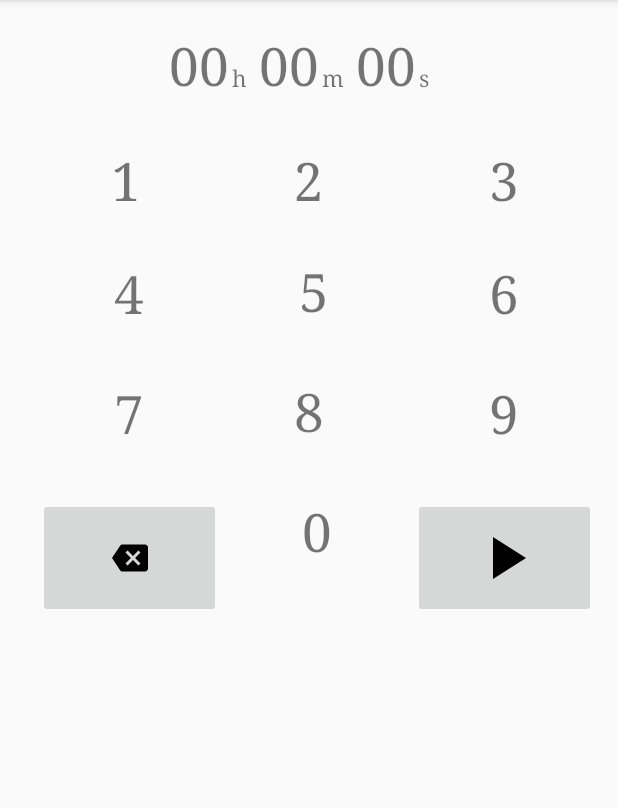
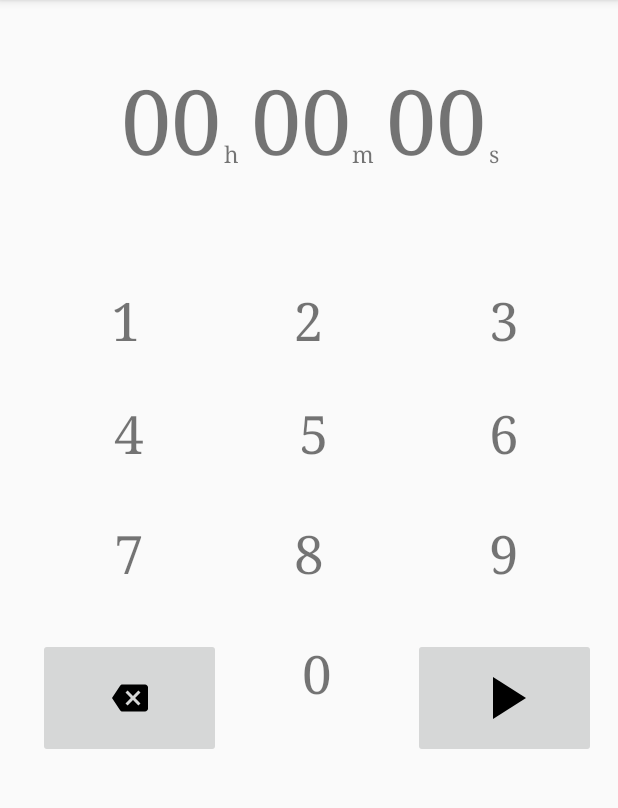
Before and after one commit to NWuensche/MorningPages, an Android app: the screen it shows after launch (MainActivity), on a phone screen of 412 x 824 dp, the part 84-892 px from its top. Run offline under Robolectric (Android 15) with nearby library versions, the phone set to English and light mode, and no system bars.

Commit message:
Finished Layout

```diff
--- a/app/src/main/res/layout/activity_main.xml
+++ b/app/src/main/res/layout/activity_main.xml
@@ -19,19 +19,13 @@
         android:text="4"
         android:textSize="35sp"
         app:layout_constraintLeft_toLeftOf="@+id/text1"
-        android:layout_marginLeft="0dp"
         app:layout_constraintRight_toLeftOf="@+id/text5"
-        android:layout_marginRight="0dp"
-        android:layout_marginTop="0dp"
         app:layout_constraintTop_toBottomOf="@+id/text2" />
 
     <TextView
         android:id="@+id/text5"
         android:layout_width="122dp"
         android:layout_height="80dp"
-        android:layout_marginLeft="0dp"
-        android:layout_marginRight="0dp"
-        android:layout_marginTop="-1dp"
         android:fontFamily="serif"
         android:gravity="center_horizontal"
         android:text="5"
@@ -45,9 +39,6 @@
         android:id="@+id/text6"
         android:layout_width="122dp"
         android:layout_height="80dp"
-        android:layout_marginLeft="0dp"
-        android:layout_marginRight="0dp"
-        android:layout_marginTop="0dp"
         android:fontFamily="serif"
         android:gravity="center_horizontal"
         android:text="6"
@@ -76,12 +67,12 @@
         android:layout_height="wrap_content"
         android:fontFamily="serif"
         android:text="0"
-        android:textSize="35sp"
+        android:textSize="60sp"
         app:layout_constraintRight_toRightOf="parent"
         app:layout_constraintLeft_toLeftOf="parent"
         app:layout_constraintTop_toTopOf="parent"
-        android:layout_marginTop="20dp"
-        app:layout_constraintHorizontal_bias="0.44" />
+        android:layout_marginTop="40dp"
+        app:layout_constraintHorizontal_bias="0.442" />
 
     <TextView
         android:id="@+id/currTenSeconds"
@@ -89,7 +80,7 @@
         android:layout_height="wrap_content"
         android:fontFamily="serif"
         android:text="0"
-        android:textSize="35sp"
+        android:textSize="60sp"
         app:layout_constraintLeft_toRightOf="@+id/labelMinutes"
         android:layout_marginLeft="8dp"
         app:layout_constraintTop_toTopOf="@+id/currTenMinutes"
@@ -101,27 +92,26 @@
         android:layout_height="wrap_content"
         android:fontFamily="serif"
         android:text="0"
-        android:textSize="35sp"
+        android:textSize="60sp"
         app:layout_constraintRight_toLeftOf="@+id/labelHours"
         app:layout_constraintTop_toTopOf="@+id/currTenMinutes" />
 
     <TextView
         android:id="@+id/currTenHours"
-        android:layout_width="20dp"
+        android:layout_width="wrap_content"
         android:layout_height="wrap_content"
         android:fontFamily="serif"
         android:text="0"
-        android:textSize="35sp"
+        android:textSize="60sp"
         app:layout_constraintRight_toLeftOf="@+id/currSingleHours"
-        app:layout_constraintTop_toTopOf="@+id/currTenMinutes" />
+        app:layout_constraintTop_toTopOf="@+id/currSingleHours"
+        android:layout_marginTop="0dp" />
 
     <TextView
         android:id="@+id/text1"
         android:layout_width="122dp"
         android:layout_height="75dp"
         android:layout_marginLeft="8dp"
-        android:layout_marginRight="0dp"
-        android:layout_marginTop="0dp"
         android:fontFamily="serif"
         android:gravity="center_horizontal"
         android:text="1"
@@ -129,36 +119,35 @@
         app:layout_constraintLeft_toLeftOf="parent"
         app:layout_constraintRight_toLeftOf="@+id/text2"
         app:layout_constraintTop_toTopOf="@+id/text2"
-        tools:layout_editor_absoluteX="9dp"
-        app:layout_constraintHorizontal_bias="1.0" />
+        app:layout_constraintHorizontal_bias="1.0"
+        android:layout_marginStart="8dp" />
 
     <TextView
         android:id="@+id/text2"
         android:layout_width="122dp"
         android:layout_height="75dp"
-        android:layout_marginTop="30dp"
         android:fontFamily="serif"
         android:gravity="center_horizontal"
         android:text="2"
         android:textSize="35sp"
         app:layout_constraintLeft_toLeftOf="parent"
         app:layout_constraintRight_toRightOf="parent"
-        app:layout_constraintTop_toBottomOf="@+id/currSingleMinutes" />
+        app:layout_constraintTop_toTopOf="parent"
+        android:layout_marginTop="190dp" />
 
     <TextView
         android:id="@+id/text3"
         android:layout_width="121dp"
         android:layout_height="75dp"
-        android:layout_marginLeft="0dp"
         android:layout_marginRight="8dp"
-        android:layout_marginTop="0dp"
         android:fontFamily="serif"
         android:gravity="center_horizontal"
         android:text="3"
         android:textSize="35sp"
         app:layout_constraintLeft_toRightOf="@+id/text2"
         app:layout_constraintRight_toRightOf="parent"
-        app:layout_constraintTop_toTopOf="@+id/text2" />
+        app:layout_constraintTop_toTopOf="@+id/text2"
+        android:layout_marginEnd="8dp" />
 
     <TextView
         android:id="@+id/text8"
@@ -168,11 +157,8 @@
         android:gravity="center_horizontal"
         android:text="8"
         android:textSize="35sp"
-        android:layout_marginTop="0dp"
         app:layout_constraintTop_toBottomOf="@+id/text5"
-        android:layout_marginRight="0dp"
         app:layout_constraintRight_toRightOf="@+id/text2"
-        android:layout_marginLeft="0dp"
         app:layout_constraintLeft_toLeftOf="@+id/text2" />
 
     <TextView
@@ -183,20 +169,14 @@
         android:gravity="center_horizontal"
         android:text="0"
         android:textSize="35sp"
-        android:layout_marginTop="0dp"
         app:layout_constraintTop_toBottomOf="@+id/text8"
         app:layout_constraintRight_toLeftOf="@+id/text9"
-        android:layout_marginRight="0dp"
-        app:layout_constraintLeft_toRightOf="@+id/text7"
-        android:layout_marginLeft="0dp" />
+        app:layout_constraintLeft_toRightOf="@+id/text7" />
 
     <TextView
         android:id="@+id/text9"
         android:layout_width="122dp"
         android:layout_height="80dp"
-        android:layout_marginLeft="0dp"
-        android:layout_marginRight="0dp"
-        android:layout_marginTop="0dp"
         android:fontFamily="serif"
         android:gravity="center_horizontal"
         android:text="9"
@@ -216,11 +196,8 @@
         android:text="9"
         android:textSize="35sp"
         android:visibility="visible"
-        android:layout_marginRight="0dp"
         app:layout_constraintRight_toRightOf="@+id/text9"
-        android:layout_marginTop="0dp"
         app:layout_constraintTop_toBottomOf="@+id/text9"
-        android:layout_marginLeft="0dp"
         app:layout_constraintLeft_toLeftOf="@+id/text9" />
 
     <TextView
@@ -231,20 +208,14 @@
         android:gravity="center_horizontal"
         android:text="7"
         android:textSize="35sp"
-        android:layout_marginTop="0dp"
         app:layout_constraintTop_toBottomOf="@+id/text4"
-        android:layout_marginLeft="0dp"
         app:layout_constraintLeft_toLeftOf="@+id/text4"
-        app:layout_constraintRight_toLeftOf="@+id/text5"
-        android:layout_marginRight="0dp" />
+        app:layout_constraintRight_toLeftOf="@+id/text5" />
 
     <ImageButton
         android:id="@+id/textClearLast"
         android:layout_width="122dp"
         android:layout_height="80dp"
-        android:layout_marginLeft="0dp"
-        android:layout_marginRight="0dp"
-        android:layout_marginTop="0dp"
         android:fontFamily="serif"
         android:gravity="center_horizontal"
         android:scaleType="centerInside"
@@ -261,7 +232,7 @@
         android:layout_height="wrap_content"
         android:fontFamily="serif"
         android:text="0"
-        android:textSize="35sp"
+        android:textSize="60sp"
         app:layout_constraintTop_toTopOf="@+id/currTenMinutes"
         app:layout_constraintLeft_toRightOf="@+id/currTenMinutes" />
 
@@ -271,7 +242,7 @@
         android:layout_height="wrap_content"
         android:fontFamily="serif"
         android:text="0"
-        android:textSize="35sp"
+        android:textSize="60sp"
         app:layout_constraintLeft_toRightOf="@+id/currTenSeconds"
         app:layout_constraintTop_toTopOf="@+id/currTenSeconds" />
 
@@ -285,8 +256,9 @@
         android:paddingBottom="6dp"
         android:textSize="15sp"
         app:layout_constraintLeft_toRightOf="@+id/currSingleMinutes"
-        app:layout_constraintTop_toTopOf="@+id/currSingleMinutes"
-        android:layout_marginTop="21dp" />
+        android:layout_marginLeft="-1dp"
+        app:layout_constraintBottom_toBottomOf="@+id/currSingleMinutes"
+        android:layout_marginBottom="0dp" />
 
     <TextView
         android:id="@+id/currentSeconds"
@@ -299,4 +271,5 @@
         android:textSize="15sp"
         app:layout_constraintTop_toTopOf="@+id/labelMinutes"
         app:layout_constraintLeft_toRightOf="@+id/currSingleSeconds" />
+
 </android.support.constraint.ConstraintLayout>
```
